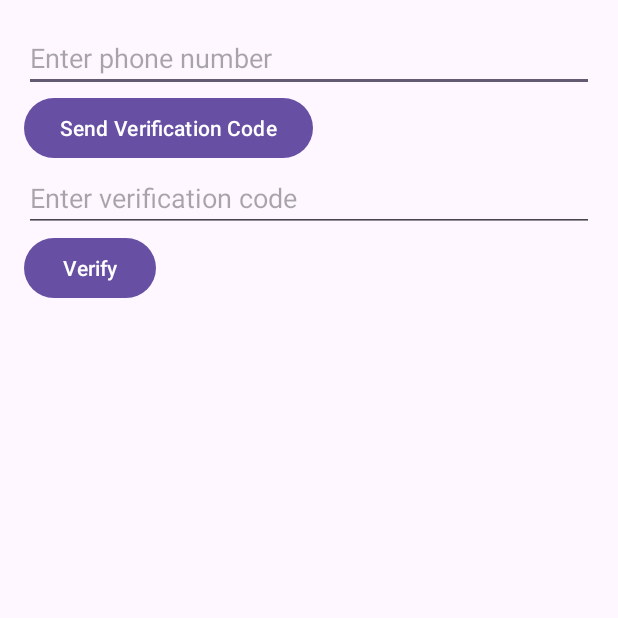
After one commit to b35-3567/shopping, an Android app: the demo_Phone screen opened directly, with no data from a screen before it, on a phone screen of 412 x 824 dp, the top half of it. The commit adds this screen. Run offline under Robolectric (Android 15) with nearby library versions, the phone set to English and light mode, and no system bars; our stand-ins replace Firebase (no records; nobody signed in at launch, a user with empty details on screens opened directly).

Commit message:
hello, danh đây

```diff
--- /dev/null
+++ b/app/src/main/java/com/example/shoping/demo/demo_Phone.java
@@ -0,0 +1,109 @@
+package com.example.shoping.demo;
+
+import android.os.Bundle;
+import android.util.Log;
+import android.widget.Button;
+import android.widget.EditText;
+import android.widget.Toast;
+
+import androidx.appcompat.app.AppCompatActivity;
+
+import com.example.shoping.R;
+import com.google.firebase.FirebaseException;
+import com.google.firebase.auth.FirebaseAuth;
+import com.google.firebase.auth.FirebaseAuthInvalidCredentialsException;
+import com.google.firebase.auth.PhoneAuthCredential;
+import com.google.firebase.auth.PhoneAuthProvider;
+
+import java.util.concurrent.TimeUnit;
+
+public class demo_Phone extends AppCompatActivity {
+    private FirebaseAuth mAuth;
+    private EditText phoneNumber, verificationCode;
+    private Button sendCodeButton, verifyButton;
+    private String mVerificationId;  // Variable to store verification ID
+    private PhoneAuthProvider.ForceResendingToken mResendToken; // Variable to store resending token
+
+    @Override
+    protected void onCreate(Bundle savedInstanceState) {
+        super.onCreate(savedInstanceState);
+        setContentView(R.layout.activity_demo_phone);
+
+        mAuth = FirebaseAuth.getInstance();
+        phoneNumber = findViewById(R.id.phoneNumber);
+        verificationCode = findViewById(R.id.verificationCode);
+        sendCodeButton = findViewById(R.id.sendCodeButton);
+        verifyButton = findViewById(R.id.verifyButton);
+
+        sendCodeButton.setOnClickListener(v -> sendVerificationCode());
+        verifyButton.setOnClickListener(v -> verifySignInCode());
+    }
+
+    private void sendVerificationCode() {
+        String phone = phoneNumber.getText().toString().trim();
+        if (phone.isEmpty()) {
+            phoneNumber.setError("Phone number is required");
+            phoneNumber.requestFocus();
+            return;
+        }
+
+        PhoneAuthProvider.getInstance().verifyPhoneNumber(
+                phone,        // Phone number to verify
+                60,           // Timeout duration
+                TimeUnit.SECONDS,
+                this,         // Activity (for callback binding)
+                mCallbacks);  // OnVerificationStateChangedCallbacks
+    }
+
+    private PhoneAuthProvider.OnVerificationStateChangedCallbacks mCallbacks = new PhoneAuthProvider.OnVerificationStateChangedCallbacks() {
+        @Override
+        public void onVerificationCompleted(PhoneAuthCredential credential) {
+            signInWithPhoneAuthCredential(credential);
+        }
+
+        @Override
+        public void onVerificationFailed(FirebaseException e) {
+            if (e instanceof FirebaseAuthInvalidCredentialsException) {
+                Toast.makeText(demo_Phone.this, "Invalid request", Toast.LENGTH_LONG).show();
+            } else {
+               // Toast.makeText(demo_Phone.this, "Verification failed: " + e.getMessage(), Toast.LENGTH_LONG).show();
+                Log.d("Verification", "Verification failed: " + e.getMessage());
+            }
+
+
+        }
+
+        @Override
+        public void onCodeSent(String verificationId,
+                               PhoneAuthProvider.ForceResendingToken token) {
+            super.onCodeSent(verificationId, token);
+            mVerificationId = verificationId;
+            mResendToken = token;
+        }
+    };
+
+    private void verifySignInCode() {
+        String code = verificationCode.getText().toString().trim();
+        if (code.isEmpty()) {
+            verificationCode.setError("Verification code is required");
+            verificationCode.requestFocus();
+            return;
+        }
+
+        PhoneAuthCredential credential = PhoneAuthProvider.getCredential(mVerificationId, code);
+        signInWithPhoneAuthCredential(credential);
+    }
+
+    private void signInWithPhoneAuthCredential(PhoneAuthCredential credential) {
+        mAuth.signInWithCredential(credential)
+                .addOnCompleteListener(this, task -> {
+                    if (task.isSuccessful()) {
+                        Toast.makeText(demo_Phone.this, "Login Successful", Toast.LENGTH_LONG).show();
+                    } else {
+                        if (task.getException() instanceof FirebaseAuthInvalidCredentialsException) {
+                            Toast.makeText(demo_Phone.this, "Incorrect Verification Code", Toast.LENGTH_LONG).show();
+                        }
+                    }
+                });
+    }
+}
--- /dev/null
+++ b/app/src/main/res/layout/activity_demo_phone.xml
@@ -0,0 +1,33 @@
+<?xml version="1.0" encoding="utf-8"?>
+<LinearLayout xmlns:android="http://schemas.android.com/apk/res/android"
+    xmlns:app="http://schemas.android.com/apk/res-auto"
+    xmlns:tools="http://schemas.android.com/tools"
+    android:layout_width="match_parent"
+    android:layout_height="match_parent"
+    android:orientation="vertical"
+    android:padding="16dp"
+    tools:context=".demo.demo_Phone">
+    <EditText
+        android:id="@+id/phoneNumber"
+        android:layout_width="match_parent"
+        android:layout_height="wrap_content"
+        android:hint="Enter phone number"/>
+
+    <Button
+        android:id="@+id/sendCodeButton"
+        android:layout_width="wrap_content"
+        android:layout_height="wrap_content"
+        android:text="Send Verification Code"/>
+
+    <EditText
+        android:id="@+id/verificationCode"
+        android:layout_width="match_parent"
+        android:layout_height="wrap_content"
+        android:hint="Enter verification code"/>
+
+    <Button
+        android:id="@+id/verifyButton"
+        android:layout_width="wrap_content"
+        android:layout_height="wrap_content"
+        android:text="Verify"/>
+</LinearLayout>
```
Also changed, not shown: app/src/main/AndroidManifest.xml (+16 -3 lines), app/src/main/java/com/example/shoping/RegisterActivity.java (+19 -9 lines).
